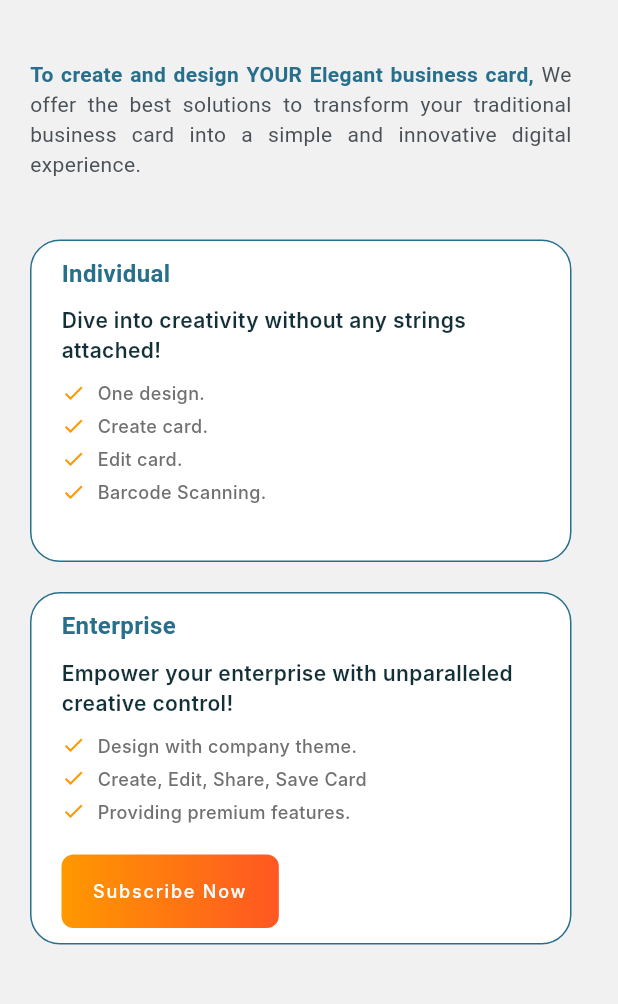
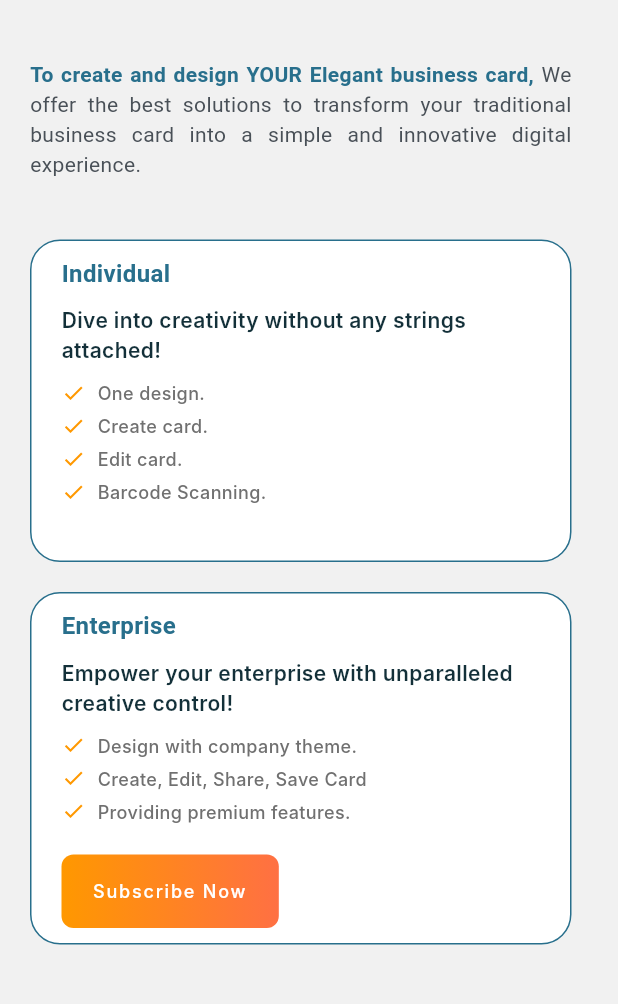
Before and after one commit to RoaaAmin/hilinky_v1, a Flutter app: the AboutUs screen opened directly, on a phone screen of 412 x 824 dp, the part 224-1228 px from its top. Run offline on Flutter 3.47's test engine with Material 3 defaults, Android fonts, the phone set to English and light mode, and no system bars; our stand-ins replace animate_do, cached_network_image, cloud_firestore, contacts_service, easy_localization, firebase_auth and 16 more; missing offline and left inert: country_pickers, in_app_update, qr_code_scanner; accounts and stored records are empty; Roboto replaces fonts that are missing (Inter, Poppins, Space Grotesk).

Commit message:
shade about us

```diff
--- a/lib/screens/AboutUs.dart
+++ b/lib/screens/AboutUs.dart
@@ -323,7 +323,7 @@ class AboutUs extends StatelessWidget {
                             Container(
                               decoration: BoxDecoration(
                                 gradient: LinearGradient(
-                                  colors: [Colors.orange, Colors.deepOrange],
+                                  colors: [Colors.orange, Colors.deepOrange.shade400],
                                   begin: Alignment.centerLeft,
                                   end: Alignment.centerRight,
                                 ),
```
